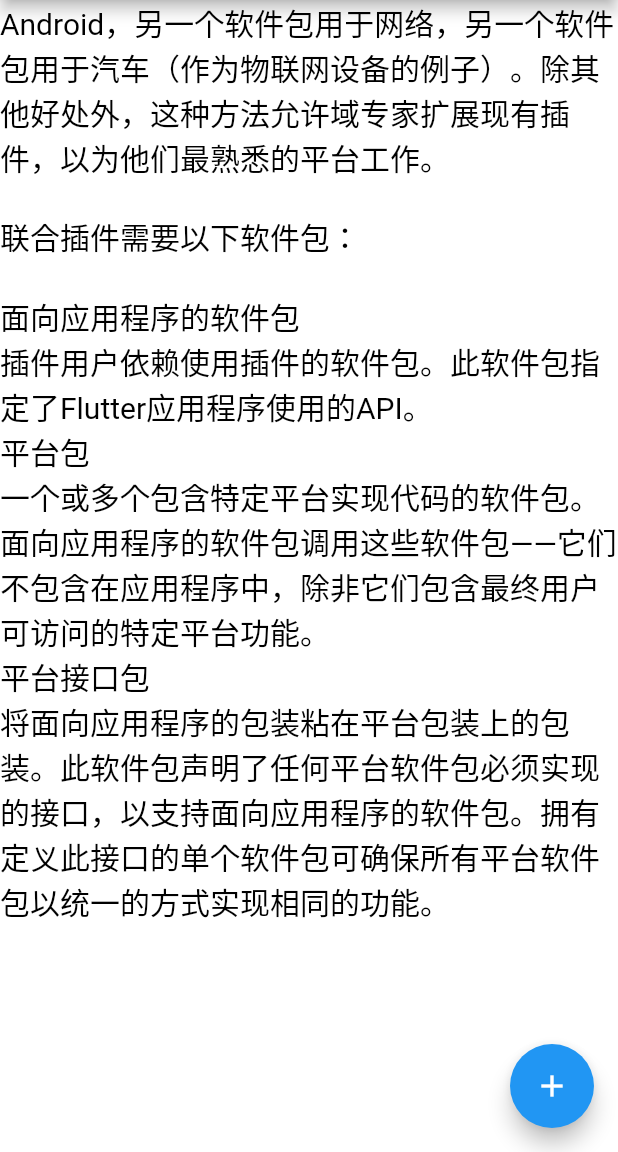
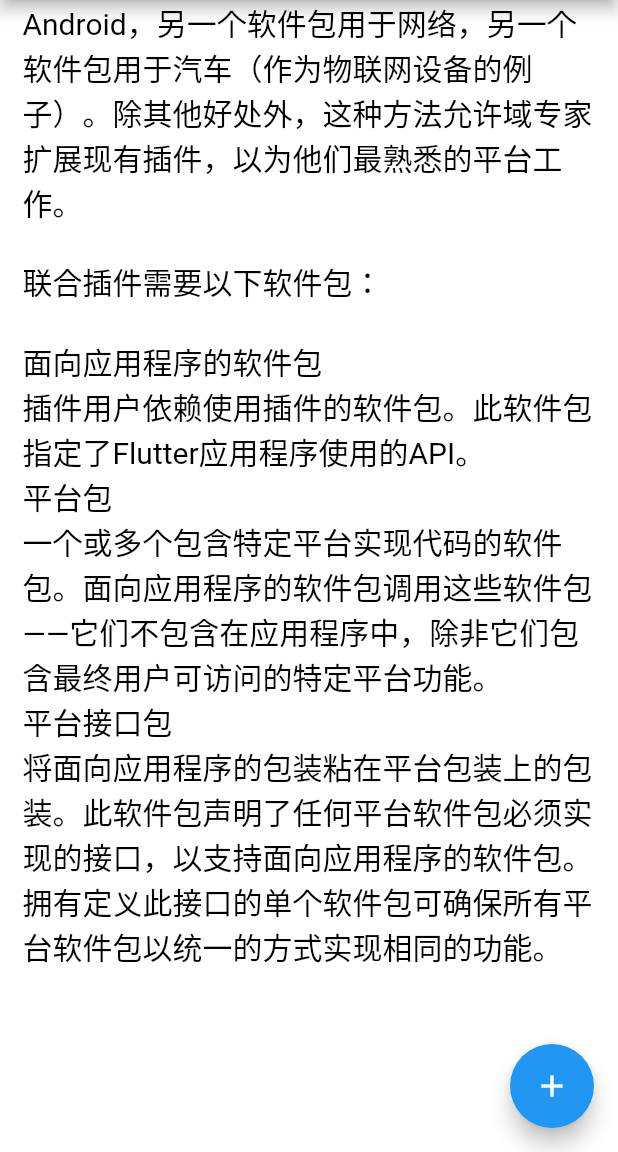
Before and after one commit to GoodReese/mimic_power_list_view, a Flutter app: the screen it shows after launch, on a phone screen of 412 x 824 dp, the part 84-1236 px from its top. Run offline on Flutter 3.47's test engine with Material 2 defaults, Android fonts, the phone set to English and light mode, and no system bars.

Commit message:
Update main.dart

```diff
--- a/example/lib/main.dart
+++ b/example/lib/main.dart
@@ -135,6 +135,7 @@ class _MyHomePageState extends State<MyHomePage> {
     ];
     for (String content in contentList) {
       pageList.add(Container(
+        padding: EdgeInsets.only(left: 15, right: 15),
         color: Colors.white,
         child: Text(
           content,
```
